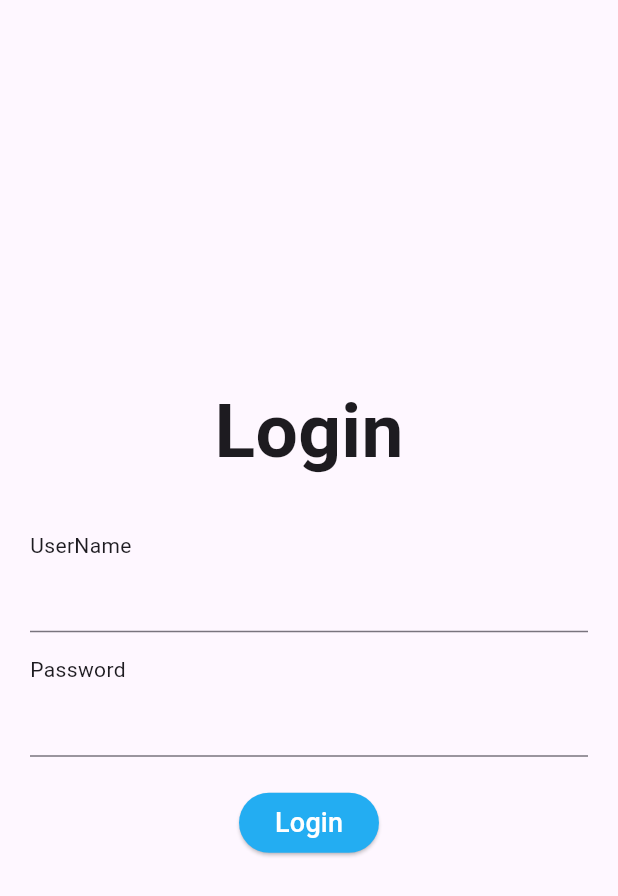
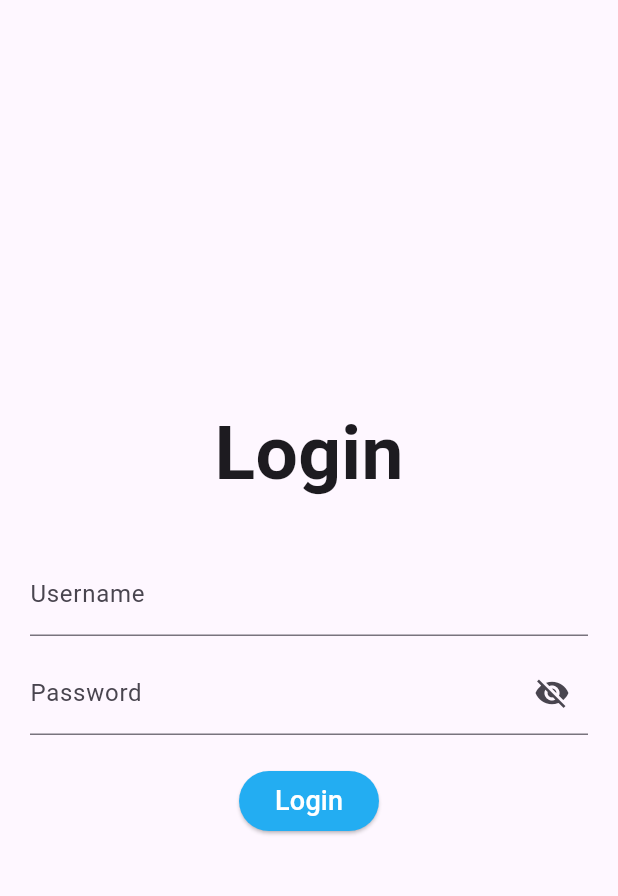
Before and after one commit to EputraP/family_tracker, a Flutter app: the screen it shows after launch, on a phone screen of 412 x 824 dp. Shown: the top 896 px of the screen. Run offline on Flutter 3.47's test engine with Material 3 defaults, Android fonts, the phone set to English and light mode, and no system bars; our stand-ins replace curved_navigation_bar, flutter_map, get, latlong2.

Commit message:
20240717_login_page

```diff
--- a/lib/pages/controllers/login_controller.dart
+++ b/lib/controllers/login_controller.dart
@@ -2,6 +2,8 @@ import 'package:get/get.dart';
 import 'package:flutter/material.dart';
 
 class LoginController extends GetxController {
+  var isObscure = true.obs;
+
   var userNameTextController = TextEditingController();
   var passwordTextController = TextEditingController();
 
@@ -19,4 +21,6 @@ class LoginController extends GetxController {
 
     super.onClose();
   }
+
+  void changeIsObscureVal() => isObscure.value = !isObscure.value;
 }
--- a/lib/pages/login_page/login_page.dart
+++ b/lib/pages/login_page/login_page.dart
@@ -1,10 +1,10 @@
+import 'package:family_tracker/controllers/login_controller.dart';
 import 'package:family_tracker/main_wrapper.dart';
-import 'package:family_tracker/pages/controllers/login_controller.dart';
 import 'package:flutter/material.dart';
 import 'package:get/get.dart';
 
 class LoginPage extends StatelessWidget {
-  TextEditingController _controller = TextEditingController();
+  LoginPage({super.key});
 
   final c = Get.put(LoginController());
 
@@ -25,23 +25,26 @@ class LoginPage extends StatelessWidget {
               const SizedBox(
                 height: 30,
               ),
-              Container(
-                alignment: Alignment.centerLeft,
-                child: const Text("UserName"),
-              ),
               TextField(
                 controller: c.userNameTextController,
+                decoration: const InputDecoration(labelText: 'Username'),
               ),
               const SizedBox(
-                height: 15,
+                height: 10,
               ),
-              Container(
-                alignment: Alignment.centerLeft,
-                child: const Text("Password"),
-              ),
-              TextField(
-                controller: c.passwordTextController,
-              ),
+              Obx(() => TextField(
+                    controller: c.passwordTextController,
+                    obscureText: c.isObscure.value,
+                    decoration: InputDecoration(
+                        labelText: 'Password',
+                        suffixIcon: IconButton(
+                            onPressed: () {
+                              c.changeIsObscureVal();
+                            },
+                            icon: Icon(c.isObscure.value
+                                ? Icons.visibility_off
+                                : Icons.visibility))),
+                  )),
               const SizedBox(
                 height: 20,
               ),
```
